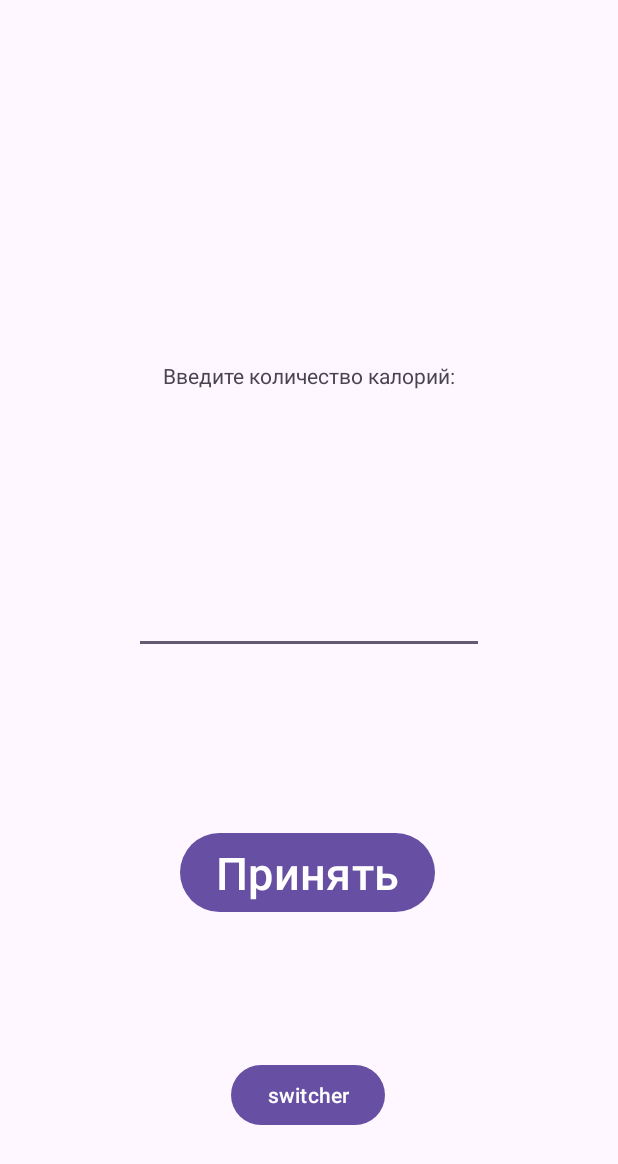
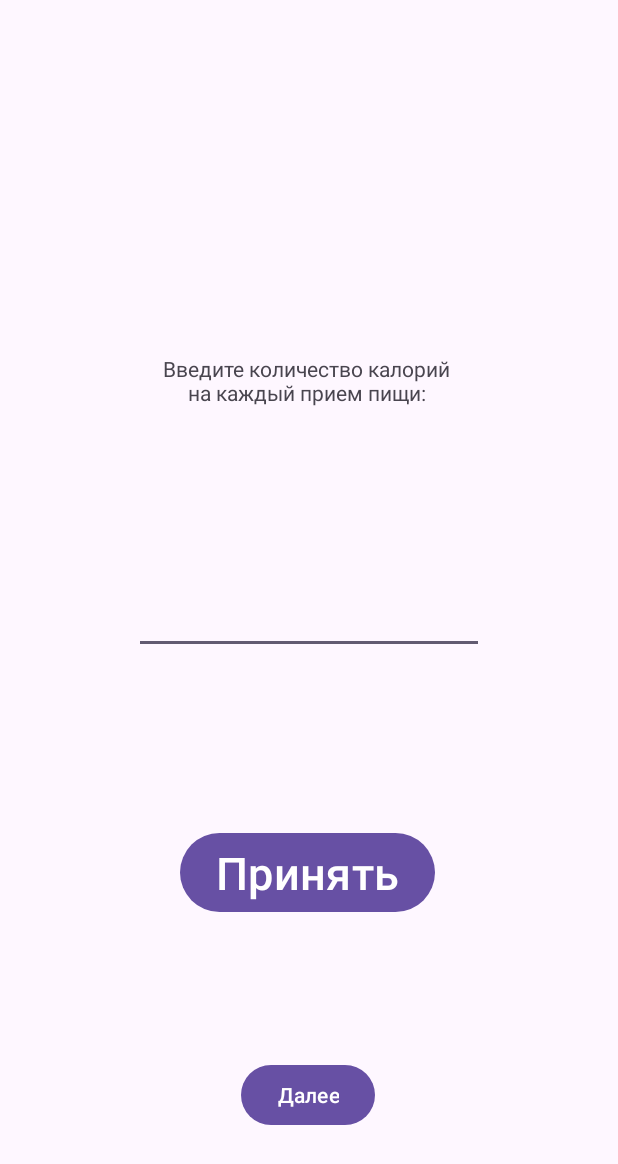
Before and after one commit to korolinakila/CFOOD_TRUE, an Android app: the SecondMain screen opened directly, with no data from a screen before it, on a phone screen of 412 x 824 dp. Shown: the top 1164 px of the screen. Run offline under Robolectric (Android 15) with nearby library versions, the phone set to English and light mode, and no system bars.

Commit message:
OVER FULL DONE

```diff
--- a/app/src/main/res/layout/activity_main.xml
+++ b/app/src/main/res/layout/activity_main.xml
@@ -147,7 +147,7 @@
         android:id="@+id/button2"
         android:layout_width="wrap_content"
         android:layout_height="wrap_content"
-        android:text="switcher"
+        android:text="Далее"
         app:layout_constraintBottom_toBottomOf="parent"
         app:layout_constraintEnd_toEndOf="parent"
         app:layout_constraintHorizontal_bias="0.498"
--- a/app/src/main/res/layout/activity_second_main.xml
+++ b/app/src/main/res/layout/activity_second_main.xml
@@ -10,7 +10,7 @@
         android:id="@+id/textView"
         android:layout_width="wrap_content"
         android:layout_height="wrap_content"
-        android:text="Введите количество калорий:"
+        android:text="Введите количество калорий \n     на каждый прием пищи:"
         app:layout_constraintBottom_toBottomOf="parent"
         app:layout_constraintEnd_toEndOf="parent"
         app:layout_constraintStart_toStartOf="parent"
@@ -33,7 +33,7 @@
         android:id="@+id/switcher2"
         android:layout_width="wrap_content"
         android:layout_height="wrap_content"
-        android:text="switcher"
+        android:text="Далее"
         app:layout_constraintBottom_toBottomOf="parent"
         app:layout_constraintEnd_toEndOf="parent"
         app:layout_constraintHorizontal_bias="0.498"
```
